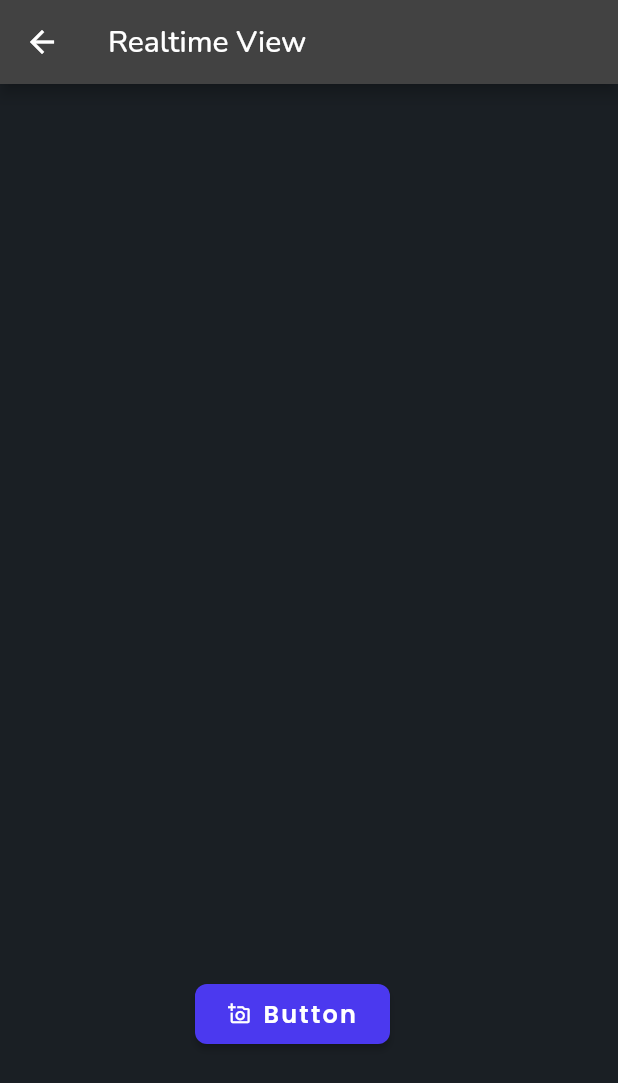
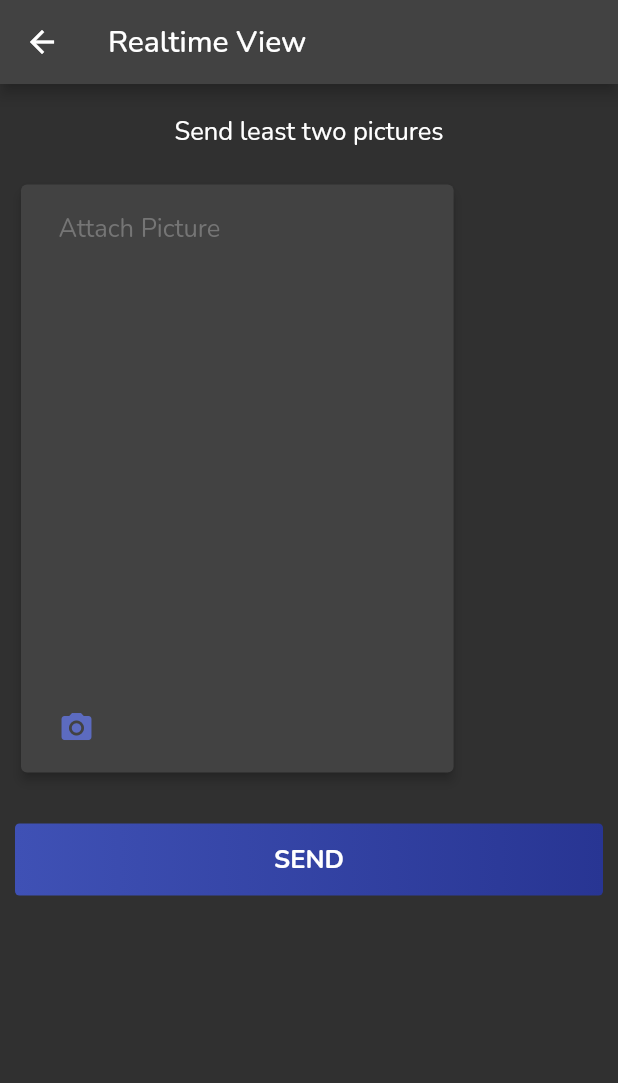
Before and after one commit to sanjay7178/quizz, a Flutter app: the RealScreen screen opened by its route, on a phone screen of 412 x 824 dp. Shown: the top 1083 px of the screen. Run offline on Flutter 3.47's test engine with Material 2 defaults, Android fonts, the phone set to English and light mode, and no system bars; drawn by our look-alikes of auto_size_text; our stand-ins replace badges, camera, cloud_firestore, dio, firebase_auth, firebase_core and 9 more; missing offline and left inert: json_path, mime_type; accounts and stored records are empty; network calls fail.

Commit message:
camera upload

```diff
--- a/lib/realtime/realtime.dart
+++ b/lib/realtime/realtime.dart
@@ -1,3 +1,9 @@
+import 'package:quizz/services/card_picture.dart';
+import 'package:quizz/services/take_photo.dart';
+import 'package:quizz/services/dio_upload_service.dart';
+import 'package:quizz/services/http_upload_service.dart';
+import 'package:camera/camera.dart';
+import 'package:flutter/material.dart';
 import 'package:flutter/material.dart';
 import 'package:quizz/shared/bottom_nav.dart';
 
@@ -9,132 +15,203 @@ import 'package:flutter/material.dart';
 import 'package:google_fonts/google_fonts.dart';
 import 'package:provider/provider.dart';
 
-// import 'home_page_model.dart';
-// export 'home_page_model.dart';
-// class RealScreen extends StatelessWidget {
-//   const RealScreen({super.key});
+class RealScreen extends StatefulWidget {
+  RealScreen({Key? key, required this.title}) : super(key: key);
 
-//   @override
-//   Widget build(BuildContext context) {
-//     return Scaffold(
-//       appBar: AppBar(),
-//       // bottomNavigationBar: BottomNavBar(),
-//     );
-//   }
-// }
-
-class RealScreen extends StatefulWidget {
-  const RealScreen({Key? key}) : super(key: key);
+  final String title;
 
   @override
   _RealScreenState createState() => _RealScreenState();
 }
 
 class _RealScreenState extends State<RealScreen> {
-  // late HomePageModel _model;
+  final HttpUploadService _httpUploadService = HttpUploadService();
+  final DioUploadService _dioUploadService = DioUploadService();
+  late CameraDescription _cameraDescription;
+  List<String> _images = [];
+  @override
+  void initState() {
+    super.initState();
+    availableCameras().then((cameras) {
+      final camera = cameras
+          .where((camera) => camera.lensDirection == CameraLensDirection.back)
+          .toList()
+          .first;
+      setState(() {
+        _cameraDescription = camera;
+      });
+    }).catchError((err) {
+      print(err);
+    });
+  }
 
-  final scaffoldKey = GlobalKey<ScaffoldState>();
-  final _unfocusNode = FocusNode();
+  Future<void> presentAlert(BuildContext context,
+      {String title = '', String message = '', Function()? ok}) {
+    return showDialog(
+        context: context,
+        builder: (c) {
+          return AlertDialog(
+            title: Text('$title'),
+            content: Column(
+              crossAxisAlignment: CrossAxisAlignment.start,
+              mainAxisSize: MainAxisSize.min,
+              children: <Widget>[
+                Container(
+                  child: Text('$message'),
+                )
+              ],
+            ),
+            actions: <Widget>[
+              TextButton(
+                child: Text(
+                  'OK',
+                  // style: greenText,
+                ),
+                onPressed: ok != null ? ok : Navigator.of(context).pop,
+              ),
+            ],
+          );
+        });
+  }
 
-  // @override
-  // void initState() {
-  //   super.initState();
-  //   _model = createModel(context, () => HomePageModel());
-  // }
-
-  // @override
-  // void dispose() {
-  //   _model.dispose();
-
-  //   _unfocusNode.dispose();
-  //   super.dispose();
-  // }
+  void presentLoader(BuildContext context,
+      {String text = 'Aguarde...',
+      bool barrierDismissible = false,
+      bool willPop = true}) {
+    showDialog(
+        barrierDismissible: barrierDismissible,
+        context: context,
+        builder: (c) {
+          return WillPopScope(
+            onWillPop: () async {
+              return willPop;
+            },
+            child: AlertDialog(
+              content: Container(
+                child: Row(
+                  children: <Widget>[
+                    CircularProgressIndicator(),
+                    SizedBox(
+                      width: 20.0,
+                    ),
+                    Text(
+                      text,
+                      style: TextStyle(fontSize: 18.0),
+                    )
+                  ],
+                ),
+              ),
+            ),
+          );
+        });
+  }
 
   @override
   Widget build(BuildContext context) {
     return Scaffold(
-      key: scaffoldKey,
-      backgroundColor: FlutterFlowTheme.of(context).primaryBackground,
-      appBar: AppBar(
-        // backgroundColor: FlutterFlowTheme.of(context).primaryColor,
-        // automaticallyImplyLeading: true,
-        title: Text(
-          'Realtime View',
-          // style: FlutterFlowTheme.of(context).bodyText1.override(
-          //       fontFamily: 'Poppins',
-          //       color: Color(0xFFFAFEFF),
-          //       fontSize: 20,
-          //       fontWeight: FontWeight.w500,
-          //     ),
+        appBar: AppBar(
+          title: Text('Realtime View'),
         ),
-        actions: [],
-        centerTitle: false,
-        elevation: 4,
-      ),
-      body: SafeArea(
-        child: GestureDetector(
-          onTap: () => FocusScope.of(context).requestFocus(_unfocusNode),
-          child: Padding(
-            padding: EdgeInsetsDirectional.fromSTEB(130, 600, 120, 0),
-            child: FFButtonWidget(
-              onPressed: () async {
-                // final selectedMedia = await selectMediaWithSourceBottomSheet(
-                //   context: context,
-                //   allowPhoto: true,
-                // );
-                // if (selectedMedia != null &&
-                //     selectedMedia.every(
-                //         (m) => validateFileFormat(m.storagePath, context))) {
-                //   setState(() => _model.isMediaUploading = true);
-                //   var selectedUploadedFiles = <FFUploadedFile>[];
+        body: SafeArea(
+          child: SingleChildScrollView(
+            padding: EdgeInsets.only(top: 20.0, bottom: 20.0),
+            child: Column(
+              children: [
+                Text('Send least two pictures',
+                    style: TextStyle(fontSize: 17.0)),
+                SizedBox(
+                  height: 20,
+                ),
+                Container(
+                  padding: EdgeInsets.symmetric(horizontal: 10.0),
+                  height: 400,
+                  child: ListView(
+                      scrollDirection: Axis.horizontal,
+                      children: [
+                            CardPicture(
+                              onTap: () async {
+                                final String? imagePath =
+                                    await Navigator.of(context)
+                                        .push(MaterialPageRoute(
+                                            builder: (_) => TakePhoto(
+                                                  camera: _cameraDescription,
+                                                )));
 
-                //   try {
-                //     selectedUploadedFiles = selectedMedia
-                //         .map((m) => FFUploadedFile(
-                //               name: m.storagePath.split('/').last,
-                //               bytes: m.bytes,
-                //               height: m.dimensions?.height,
-                //               width: m.dimensions?.width,
-                //             ))
-                //         .toList();
-                //   } finally {
-                //     // _model.isMediaUploading = false;
-                //   }
-                //   if (selectedUploadedFiles.length == selectedMedia.length) {
-                //     setState(() {
-                //       // _model.uploadedLocalFile = selectedUploadedFiles.first;
-                //     });
-                //   } else {
-                //     setState(() {});
-                //     return;
-                //   }
-                // }
-              },
-              text: 'Button',
-              icon: Icon(
-                Icons.add_a_photo_outlined,
-                size: 15,
-              ),
-              options: FFButtonOptions(
-                width: 130,
-                height: 40,
-                padding: EdgeInsetsDirectional.fromSTEB(0, 0, 0, 0),
-                iconPadding: EdgeInsetsDirectional.fromSTEB(0, 0, 0, 0),
-                color: FlutterFlowTheme.of(context).primaryColor,
-                textStyle: FlutterFlowTheme.of(context).subtitle2.override(
-                      fontFamily: 'Poppins',
-                      color: Colors.white,
-                    ),
-                borderSide: BorderSide(
-                  color: Colors.transparent,
-                  width: 1,
+                                print('imagepath: $imagePath');
+                                if (imagePath != null) {
+                                  setState(() {
+                                    _images.add(imagePath);
+                                  });
+                                }
+                              },
+                            ),
+                            // CardPicture(),
+                            // CardPicture(),
+                          ] +
+                          _images
+                              .map((String path) => CardPicture(
+                                    imagePath: path,
+                                  ))
+                              .toList()),
                 ),
-                // borderRadius: BorderRadius.circular(8),
-              ),
+                SizedBox(
+                  height: 20.0,
+                ),
+                Padding(
+                    padding: EdgeInsets.all(10.0),
+                    child: Row(
+                      children: [
+                        Expanded(
+                          child: Container(
+                              decoration: BoxDecoration(
+                                  // color: Colors.indigo,
+                                  gradient: LinearGradient(colors: [
+                                    Colors.indigo,
+                                    Colors.indigo.shade800
+                                  ]),
+                                  borderRadius:
+                                      BorderRadius.all(Radius.circular(3.0))),
+                              child: RawMaterialButton(
+                                padding: EdgeInsets.symmetric(vertical: 12.0),
+                                onPressed: () async {
+                                  // show loader
+                                  presentLoader(context, text: 'Wait...');
+
+                                  // calling with dio
+                                  var responseDataDio = await _dioUploadService
+                                      .uploadPhotos(_images);
+
+                                  // calling with http
+                                  var responseDataHttp =
+                                      await _httpUploadService
+                                          .uploadPhotos(_images);
+
+                                  // hide loader
+                                  Navigator.of(context).pop();
+
+                                  // showing alert dialogs
+                                  await presentAlert(context,
+                                      title: 'Success Dio',
+                                      message: responseDataDio.toString());
+                                  await presentAlert(context,
+                                      title: 'Success HTTP',
+                                      message: responseDataHttp);
+                                },
+                                child: Center(
+                                    child: Text(
+                                  'SEND',
+                                  style: TextStyle(
+                                      color: Colors.white,
+                                      fontSize: 17.0,
+                                      fontWeight: FontWeight.bold),
+                                )),
+                              )),
+                        )
+                      ],
+                    ))
+              ],
             ),
           ),
-        ),
-      ),
-    );
+        ));
   }
 }
--- a/lib/routes.dart
+++ b/lib/routes.dart
@@ -14,5 +14,5 @@ var appRoutes = {
   '/topics': (context) => TopicsScreen(),
   '/profile': (context) => ProfileScreen(),
   '/about': (context) => AboutScreen(),
-  '/realtime': (context) => RealScreen()
+  '/realtime': (context) => RealScreen(title: 'Realtime')
 };
--- /dev/null
+++ b/lib/services/card_picture.dart
@@ -0,0 +1,77 @@
+import 'dart:io';
+import 'package:flutter/material.dart';
+
+class CardPicture extends StatelessWidget {
+  CardPicture({this.onTap, this.imagePath});
+
+  final Function()? onTap;
+  final String? imagePath;
+
+  @override
+  Widget build(BuildContext context) {
+    final size = MediaQuery.of(context).size;
+
+    if (imagePath != null) {
+      return Card(
+        child: Container(
+          height: 300,
+          padding: EdgeInsets.all(10.0),
+          width: size.width * .70,
+          decoration: BoxDecoration(
+            borderRadius: BorderRadius.all(Radius.circular(4.0)),
+            image: DecorationImage(
+                fit: BoxFit.cover, image: FileImage(File(imagePath as String))),
+          ),
+
+          child: Column(
+            mainAxisAlignment: MainAxisAlignment.end,
+            crossAxisAlignment: CrossAxisAlignment.start,
+            children: [
+              Container(
+                decoration: BoxDecoration(
+                  shape: BoxShape.circle,
+                  color: Colors.redAccent,
+                  boxShadow: [
+                    BoxShadow(
+                      color: Colors.black,
+                      offset: Offset(3.0, 3.0),
+                      blurRadius: 2.0,
+                    )
+                  ]
+                ),
+                child: IconButton(onPressed: (){
+                print('icon press');
+              }, icon: Icon(Icons.delete, color: Colors.white)),
+              )
+            ],
+          ),
+        ),
+      );
+    }
+
+    return Card(
+        elevation: 3,
+        child: InkWell(
+          onTap: this.onTap,
+          child: Container(
+            padding: EdgeInsets.symmetric(vertical: 18, horizontal: 25),
+            width: size.width * .70,
+            height: 100,
+            child: Column(
+              mainAxisAlignment: MainAxisAlignment.spaceBetween,
+              crossAxisAlignment: CrossAxisAlignment.start,
+              children: [
+                Text(
+                  'Attach Picture',
+                  style: TextStyle(fontSize: 17.0, color: Colors.grey[600]),
+                ),
+                Icon(
+                  Icons.photo_camera,
+                  color: Colors.indigo[400],
+                )
+              ],
+            ),
+          ),
+        ));
+  }
+}
--- a/pubspec.yaml
+++ b/pubspec.yaml
@@ -67,6 +67,7 @@ dependencies:
   video_player_web: 2.0.12
   webview_flutter: ^4.0.7
   numerus: ^2.0.0
+  dio: ^5.0.3
 
 dev_dependencies:
   flutter_test:
```
Also changed, not shown: lib/main.dart (+5 -8 lines), lib/services/dio_upload_service.dart (added, +22 -0 lines), lib/services/http_upload_service.dart (added, +24 -0 lines), lib/services/take_photo.dart (added, +77 -0 lines), pubspec.lock.
